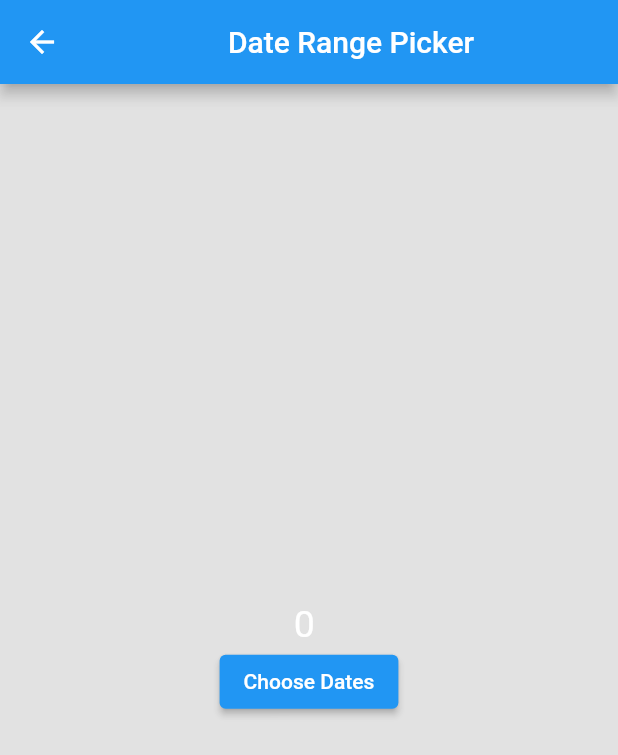
After one commit to YasinYavuzz/Flutter100WidgetsChallenge, a Flutter app: the daterangepicker screen opened directly, on a phone screen of 412 x 824 dp. The commit adds this screen. Shown: the top 755 px of the screen. Run offline on Flutter 3.47's test engine with Material 2 defaults, Android fonts, the light colour scheme and no system bars.

Commit message:
23 widgets completed

```diff
--- /dev/null
+++ b/lib/widgets/21.date_range_picker.dart
@@ -0,0 +1,52 @@
+import 'package:flutter/material.dart';
+import 'package:flutter/src/widgets/container.dart';
+import 'package:flutter/src/widgets/framework.dart';
+
+class daterangepicker extends StatefulWidget {
+  const daterangepicker({super.key});
+
+  @override
+  State<daterangepicker> createState() => _daterangepickerState();
+}
+
+class _daterangepickerState extends State<daterangepicker> {
+
+  DateTimeRange selectedDates = DateTimeRange(
+    start: DateTime.now(),
+    end: DateTime.now()
+  );
+
+  // Seçtiğimiz tarihler arasındaki farkı verir.
+
+  @override
+  Widget build(BuildContext context) {
+    return Scaffold(
+      backgroundColor: Colors.grey.withOpacity(0.3),
+      appBar: AppBar(
+        title: const Center(child: Text('Date Range Picker')),
+      ),
+      body: Center(
+          child: Column(
+        mainAxisAlignment: MainAxisAlignment.center,
+        children: [
+          Text('${selectedDates.duration.inDays} ', // yukarıda girilmiş iki zaman arasındaki günlerin farkı
+              style: const TextStyle(color: Colors.white, fontSize: 25)),
+          ElevatedButton(
+              onPressed: () async {
+                final DateTimeRange? dateTimeRange = await showDateRangePicker(
+                  context: context,
+                  firstDate: DateTime(2000),
+                  lastDate: DateTime(3000)
+                );
+                if (dateTimeRange != null) {
+                  setState(() {
+                    selectedDates = dateTimeRange;
+                  });
+                }
+              },
+              child: const Text('Choose Dates'))
+        ],
+      )),
+    );
+  }
+}
```
Also changed, not shown: lib/main.dart (+9 -1 lines), lib/widgets/17.animated_container.dart (added, +46 -0 lines), lib/widgets/18.card.dart (added, +39 -0 lines), lib/widgets/19.date_picker.dart (added, +49 -0 lines), lib/widgets/20.time_picker.dart (added, +47 -0 lines), lib/widgets/22.dismissible_widget.dart (added, +53 -0 lines), assets/100widgetsgifs/18.Card.gif (added), assets/100widgetsgifs/19.DatePicker.gif (added), assets/100widgetsgifs/20.TimePicker.gif (added), assets/100widgetsgifs/21.DateRangePicker.gif (added), assets/100widgetsgifs/22.Dismissible.gif (added), lib/widgets/23.draggable_scrollable_sheet.dart (added), 1 other file.
